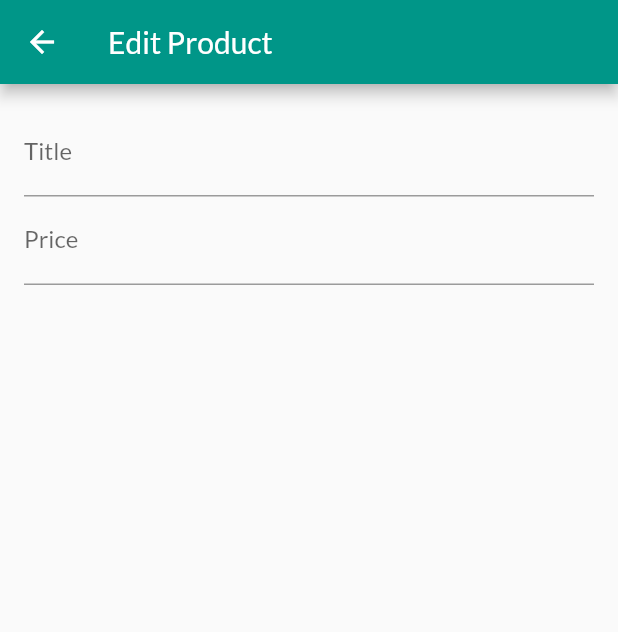
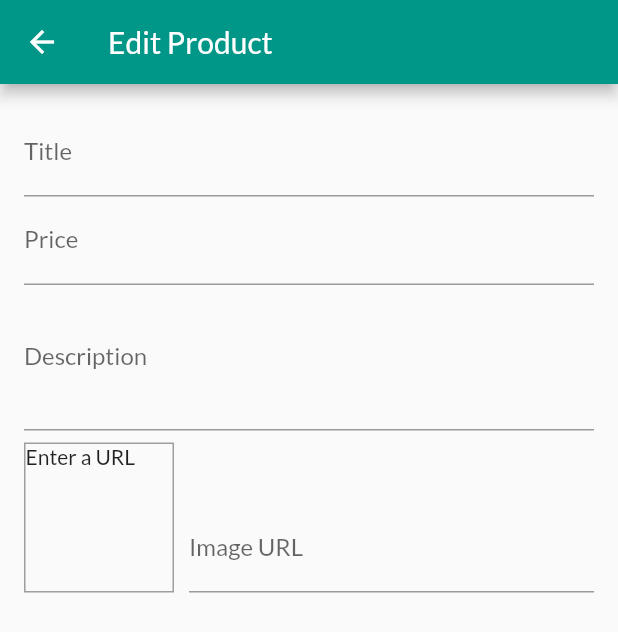
Before and after one commit to MBanawa/basic_ecommerce, a Flutter app: the EditProductScreen screen opened by its route, on a phone screen of 412 x 824 dp. Shown: the top 632 px of the screen. Run offline on Flutter 3.47's test engine with Material 2 defaults, Android fonts, the phone set to English and light mode, and no system bars; network calls fail.

Commit message:
updated edit product screen

```diff
--- a/lib/screens/edit_product_screen.dart
+++ b/lib/screens/edit_product_screen.dart
@@ -8,6 +8,32 @@ class EditProductScreen extends StatefulWidget {
 
 class _EditProductScreenState extends State<EditProductScreen> {
   final _priceFocusNode = FocusNode();
+  final _descFocusNode = FocusNode();
+  final _imageUrlController = TextEditingController();
+  final _imageUrlFocusNode = FocusNode();
+
+  @override
+  void initState() {
+    _imageUrlFocusNode.addListener(_updateImageUrl);
+    super.initState();
+  }
+
+  @override
+  void dispose() {
+    _imageUrlFocusNode.removeListener(_updateImageUrl);
+    _priceFocusNode.dispose();
+    _descFocusNode.dispose();
+    _imageUrlController.dispose();
+    _imageUrlFocusNode.dispose();
+    super.dispose();
+  }
+
+  void _updateImageUrl() {
+    if (!_imageUrlFocusNode.hasFocus) {
+      setState(() {});
+    }
+  }
+
   @override
   Widget build(BuildContext context) {
     return Scaffold(
@@ -31,6 +57,54 @@ class _EditProductScreenState extends State<EditProductScreen> {
                 textInputAction: TextInputAction.next,
                 keyboardType: TextInputType.number,
                 focusNode: _priceFocusNode,
+                onFieldSubmitted: (_) {
+                  FocusScope.of(context).requestFocus(_descFocusNode);
+                },
+              ),
+              TextFormField(
+                decoration: InputDecoration(labelText: 'Description'),
+                maxLines: 3,
+                keyboardType: TextInputType.multiline,
+                focusNode: _descFocusNode,
+              ),
+              Row(
+                crossAxisAlignment: CrossAxisAlignment.end,
+                children: <Widget>[
+                  Container(
+                    width: 100.0,
+                    height: 100.0,
+                    margin: EdgeInsets.only(
+                      top: 8.0,
+                      right: 10.0,
+                    ),
+                    decoration: BoxDecoration(
+                      border: Border.all(
+                        width: 1,
+                        color: Colors.grey,
+                      ),
+                    ),
+                    child: _imageUrlController.text.isEmpty
+                        ? Text('Enter a URL')
+                        : FittedBox(
+                            child: Image.network(
+                              _imageUrlController.text,
+                              fit: BoxFit.cover,
+                            ),
+                          ),
+                  ),
+                  Expanded(
+                    child: TextFormField(
+                      decoration: InputDecoration(labelText: 'Image URL'),
+                      keyboardType: TextInputType.url,
+                      textInputAction: TextInputAction.done,
+                      controller: _imageUrlController,
+                      focusNode: _imageUrlFocusNode,
+                      onEditingComplete: () {
+                        setState(() {});
+                      },
+                    ),
+                  ),
+                ],
               ),
             ],
           ),
```
